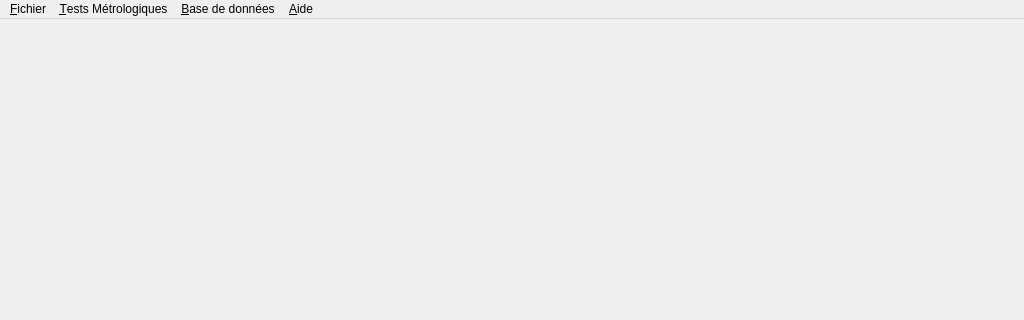
Old version of the form mainwindow.ui in the repository InformatiqueAtmoNA/tam; both pictures show x 0 to 1024 and y 0 to 320 of the 1024 by 768 pixel window.
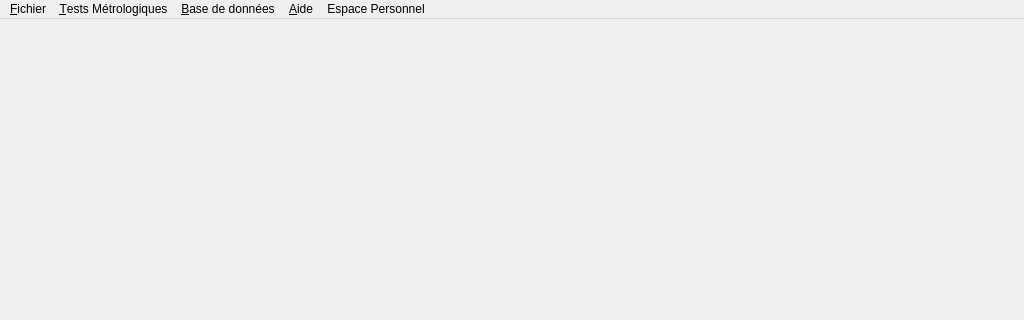
New version of the form.

Diff of the .ui file:
```diff
--- a/mainwindow.ui
+++ b/mainwindow.ui
@@ -29,7 +29,7 @@
      <x>0</x>
      <y>0</y>
      <width>1024</width>
-     <height>23</height>
+     <height>22</height>
     </rect>
    </property>
    <widget class="QMenu" name="menu_Fichier">
@@ -62,10 +62,18 @@
     </property>
     <addaction name="action_aPropos"/>
    </widget>
+   <widget class="QMenu" name="menuEspace_Personnel">
+    <property name="title">
+     <string>Espace Personnel</string>
+    </property>
+    <addaction name="actionInformations"/>
+    <addaction name="actionDeconnexion"/>
+   </widget>
    <addaction name="menu_Fichier"/>
    <addaction name="menuTests_M_trologiques"/>
    <addaction name="menuBaseDonnees"/>
    <addaction name="menu_Aide"/>
+   <addaction name="menuEspace_Personnel"/>
   </widget>
   <action name="action_Fichier_Quitter">
    <property name="text">
```
Left out of the diff: 10 changed lines with no effect on the pictures.
